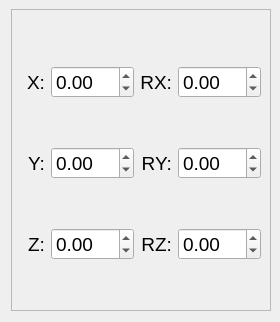
First picture: the form in src/ar3/src/ar3/ui/pose_controller.ui, repository kpdudek/Robotics, before the edit.
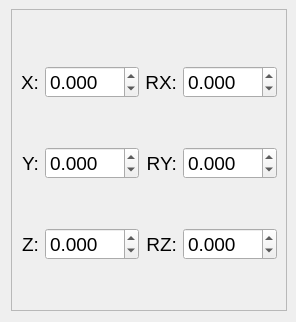
Second picture: the form after the edit.

Commit message: Fixed UI TCP pose displaying quaternians instead of euler angles

Patch:
```diff
--- a/src/ar3/src/ar3/ui/pose_controller.ui
+++ b/src/ar3/src/ar3/ui/pose_controller.ui
@@ -6,7 +6,7 @@
    <rect>
     <x>0</x>
     <y>0</y>
-    <width>280</width>
+    <width>294</width>
     <height>322</height>
    </rect>
   </property>
@@ -122,6 +122,9 @@
           <pointsize>14</pointsize>
          </font>
         </property>
+        <property name="decimals">
+         <number>3</number>
+        </property>
         <property name="minimum">
          <double>-99.000000000000000</double>
         </property>
@@ -154,6 +157,9 @@
           <pointsize>14</pointsize>
          </font>
         </property>
+        <property name="decimals">
+         <number>3</number>
+        </property>
         <property name="minimum">
          <double>-99.000000000000000</double>
         </property>
@@ -170,6 +176,9 @@
           <pointsize>14</pointsize>
          </font>
         </property>
+        <property name="decimals">
+         <number>3</number>
+        </property>
         <property name="minimum">
          <double>-99.000000000000000</double>
         </property>
@@ -202,6 +211,9 @@
           <pointsize>14</pointsize>
          </font>
         </property>
+        <property name="decimals">
+         <number>3</number>
+        </property>
         <property name="minimum">
          <double>-99.000000000000000</double>
         </property>
@@ -218,6 +230,9 @@
           <pointsize>14</pointsize>
          </font>
         </property>
+        <property name="decimals">
+         <number>3</number>
+        </property>
         <property name="minimum">
          <double>-99.000000000000000</double>
         </property>
@@ -234,6 +249,9 @@
           <pointsize>14</pointsize>
          </font>
         </property>
+        <property name="decimals">
+         <number>3</number>
+        </property>
         <property name="minimum">
          <double>-99.000000000000000</double>
         </property>
```
Left out of the diff: 8 changed lines with no effect on the pictures. The commit also changes 3 other files.
